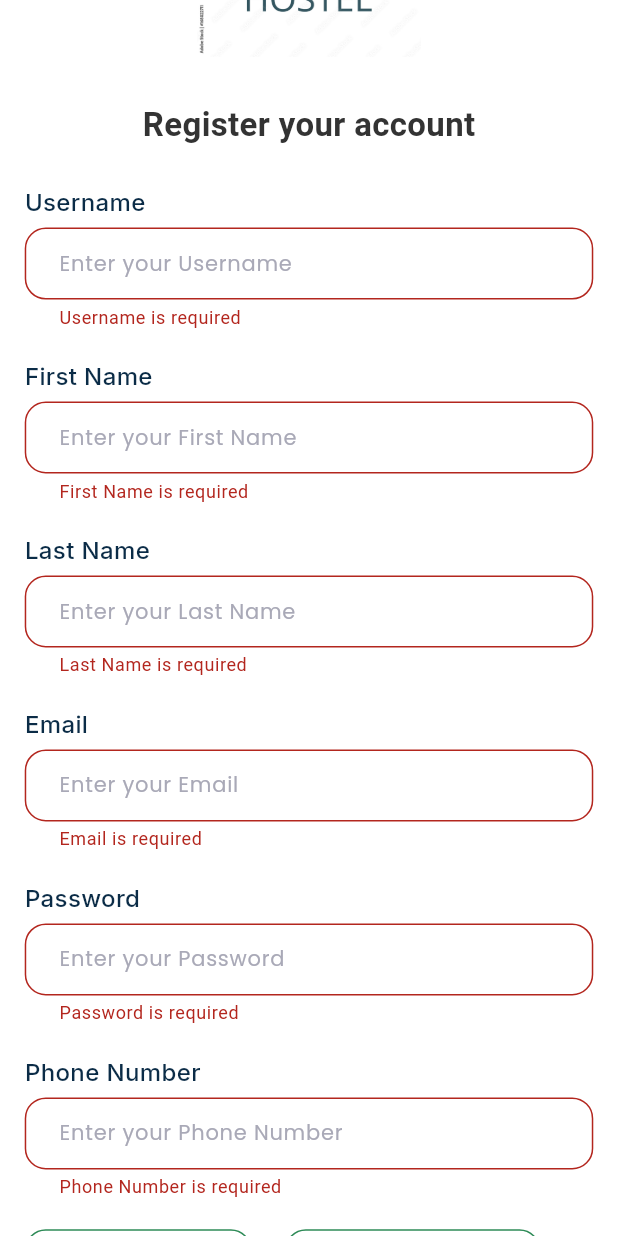
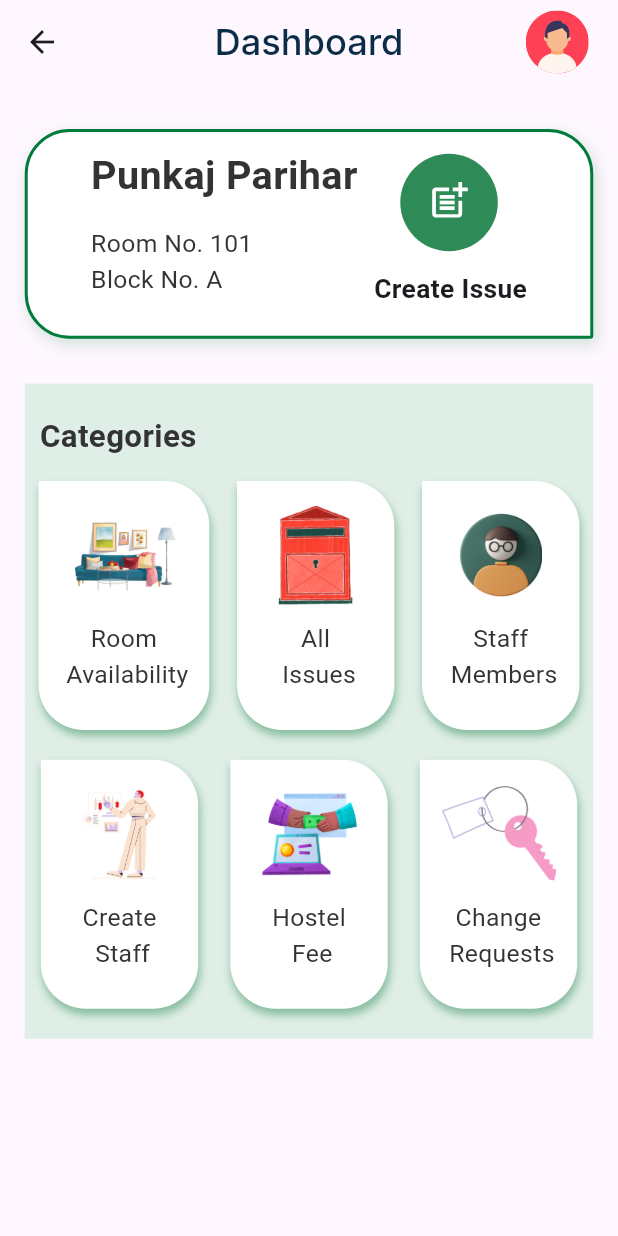
Before and after one commit to Ab5ullah/Hostel-Management-System, a Flutter app: the RegisterScreen screen opened directly, scrolled down 162 dp, after a tap on "Register", on a phone screen of 412 x 824 dp. Run offline on Flutter 3.47's test engine with Material 3 defaults, Android fonts, the phone set to English and light mode, and no system bars; our stand-ins replace flutter_screenutil, flutter_svg, google_fonts.

Commit message:
fourth commit

```diff
--- a/lib/common/constant.dart
+++ b/lib/common/constant.dart
@@ -5,7 +5,7 @@ class AppConstants {
   static const bed = 'assets/bed.png';
   static const profile = 'assets/profile.svg';
   static const createIssue = 'assets/create_issue.svg';
-  static const roomAvailability = 'assets/room-availability.png';
+  static const roomAvailability = 'assets/room_availability.png';
   static const allIssues = 'assets/all_issues.png';
   static const createStaff = 'assets/create_staff.png';
   static const hostelFee = 'assets/hostel_fees.png';
--- a/lib/features/auth/screens/register_screen.dart
+++ b/lib/features/auth/screens/register_screen.dart
@@ -4,6 +4,7 @@ import 'package:hostel_management_system/common/constant.dart';
 import 'package:hostel_management_system/common/custom_text_field.dart';
 import 'package:hostel_management_system/common/spacing.dart';
 import 'package:hostel_management_system/features/auth/widgets/custom_button.dart';
+import 'package:hostel_management_system/home/screen/home_screen.dart';
 import 'package:hostel_management_system/theme/colors.dart';
 import 'package:hostel_management_system/theme/text_theme.dart';
 
@@ -241,7 +242,7 @@ class _RegisterScreenState extends State<RegisterScreen> {
                           ],
                         ),
                       ),
-                      widthSpacer(20),
+                      widthSpacer(30),
                       Container(
                         height: 50.h,
                         decoration: ShapeDecoration(
@@ -288,9 +289,17 @@ class _RegisterScreenState extends State<RegisterScreen> {
                     buttonText: 'Register',
                     buttonColor: Colors.white,
                     onTap: () {
-                      if (_formkey.currentState!.validate()) {
-                        //           print("validated!");
-                      }
+                      print(selectedBlock);
+                      print(selectedRoom);
+                      // if (_formkey.currentState!.validate()) {
+
+                      // }
+                      Navigator.push(
+                        context,
+                        MaterialPageRoute(
+                          builder: (context) => const HomeScreen(),
+                        ),
+                      );
                     },
                     size: 16,
                   )
--- /dev/null
+++ b/lib/features/auth/widgets/category_card.dart
@@ -0,0 +1,62 @@
+import 'package:flutter/material.dart';
+import 'package:flutter_screenutil/flutter_screenutil.dart';
+import 'package:hostel_management_system/common/spacing.dart';
+
+class CategoryCard extends StatelessWidget {
+  String category;
+  String image;
+  VoidCallback onTap;
+  CategoryCard({
+    super.key,
+    required this.category,
+    required this.image,
+    required this.onTap,
+  });
+
+  @override
+  Widget build(BuildContext context) {
+    return InkWell(
+      onTap: onTap,
+      child: Container(
+        padding: EdgeInsets.all(14),
+        decoration: const ShapeDecoration(
+          color: Colors.white,
+          shape: RoundedRectangleBorder(
+            borderRadius: BorderRadius.only(
+              topRight: Radius.circular(30),
+              bottomLeft: Radius.circular(30),
+              bottomRight: Radius.circular(30),
+            ),
+          ),
+          shadows: [
+            BoxShadow(
+              color: Color(0x7f2e8b57),
+              blurRadius: 4,
+              offset: Offset(1, 4),
+              spreadRadius: 0,
+            )
+          ],
+        ),
+        child: Column(
+          children: [
+            SizedBox(
+              height: 70.h,
+              width: 70.w,
+              child: Image.asset(image),
+            ),
+            heightSpacer(10),
+            Text(
+              category,
+              textAlign: TextAlign.center,
+              style: TextStyle(
+                color: Color(0xff333333),
+                fontSize: 15.sp,
+              ),
+            ),
+            heightSpacer(10),
+          ],
+        ),
+      ),
+    );
+  }
+}
--- /dev/null
+++ b/lib/home/screen/home_screen.dart
@@ -0,0 +1,190 @@
+import 'package:flutter/material.dart';
+import 'package:flutter_screenutil/flutter_screenutil.dart';
+import 'package:flutter_svg/flutter_svg.dart';
+import 'package:hostel_management_system/common/constant.dart';
+import 'package:hostel_management_system/common/spacing.dart';
+import 'package:hostel_management_system/features/auth/widgets/category_card.dart';
+import 'package:hostel_management_system/theme/text_theme.dart';
+
+class HomeScreen extends StatefulWidget {
+  const HomeScreen({super.key});
+
+  @override
+  State<HomeScreen> createState() => _HomeScreenState();
+}
+
+class _HomeScreenState extends State<HomeScreen> {
+  @override
+  Widget build(BuildContext context) {
+    return Scaffold(
+      appBar: AppBar(
+        centerTitle: true,
+        actions: [
+          Padding(
+            padding: EdgeInsets.only(right: 15.w),
+            child: InkWell(
+              onTap: () {},
+              child: SvgPicture.asset(AppConstants.profile),
+            ),
+          ),
+        ],
+        title: Text(
+          "Dashboard",
+          style: AppTextTheme.kLabelStyle.copyWith(fontSize: 22.sp),
+        ),
+      ),
+      body: Padding(
+        padding: EdgeInsets.symmetric(
+          horizontal: 15.w,
+          vertical: 10.h,
+        ),
+        child: Column(
+          children: [
+            heightSpacer(20),
+            Container(
+              height: 140.h,
+              width: double.maxFinite,
+              decoration: const ShapeDecoration(
+                color: Colors.white,
+                shape: RoundedRectangleBorder(
+                  side: BorderSide(
+                    width: 2,
+                    color: Color(0xff007b3b),
+                  ),
+                  borderRadius: BorderRadius.only(
+                    topLeft: Radius.circular(30),
+                    topRight: Radius.circular(30),
+                    bottomLeft: Radius.circular(30),
+                    bottomRight: Radius.circular(2),
+                  ),
+                ),
+                shadows: [
+                  BoxShadow(
+                    color: Color(0x332e8b57),
+                    blurRadius: 8,
+                    offset: Offset(2, 4),
+                    spreadRadius: 0,
+                  )
+                ],
+              ),
+              child: Padding(
+                padding: const EdgeInsets.all(10),
+                child: Row(
+                  mainAxisAlignment: MainAxisAlignment.center,
+                  children: [
+                    Column(
+                      crossAxisAlignment: CrossAxisAlignment.start,
+                      children: [
+                        Text(
+                          "Punkaj Parihar",
+                          style: TextStyle(
+                            fontWeight: FontWeight.w700,
+                            color: Color(0xff333333),
+                            fontSize: 24.sp,
+                          ),
+                        ),
+                        heightSpacer(15),
+                        Text(
+                          "Room No. 101",
+                          style: TextStyle(
+                            color: Color(0xff333333),
+                            fontSize: 15.sp,
+                          ),
+                        ),
+                        Text(
+                          "Block No. A",
+                          style: TextStyle(
+                            color: Color(0xff333333),
+                            fontSize: 15.sp,
+                          ),
+                        ),
+                      ],
+                    ),
+                    widthSpacer(10),
+                    Column(
+                      children: [
+                        SvgPicture.asset(AppConstants.createIssue),
+                        Text(
+                          "Create Issue",
+                          style: TextStyle(
+                            fontSize: 16.sp,
+                            fontWeight: FontWeight.w700,
+                          ),
+                        )
+                      ],
+                    )
+                  ],
+                ),
+              ),
+            ),
+            heightSpacer(30),
+            Container(
+              width: double.maxFinite,
+              color: Color(0xff262eBb57),
+              child: Column(
+                crossAxisAlignment: CrossAxisAlignment.start,
+                children: [
+                  heightSpacer(20),
+                  Padding(
+                    padding: const EdgeInsets.only(left: 10),
+                    child: Text(
+                      "Categories",
+                      style: TextStyle(
+                        fontWeight: FontWeight.w700,
+                        color: Color(0xff333333),
+                        fontSize: 19.sp,
+                      ),
+                    ),
+                  ),
+                  heightSpacer(15),
+                  Row(
+                    mainAxisAlignment: MainAxisAlignment.spaceAround,
+                    children: [
+                      CategoryCard(
+                        category: "Room\n Availability",
+                        onTap: () {},
+                        image: AppConstants.roomAvailability,
+                      ),
+                      CategoryCard(
+                        category: "All\n Issues",
+                        onTap: () {},
+                        image: AppConstants.allIssues,
+                      ),
+                      CategoryCard(
+                        category: "Staff\n Members",
+                        onTap: () {},
+                        image: AppConstants.staffMember,
+                      ),
+                    ],
+                  ),
+                  heightSpacer(20),
+                  Row(
+                    mainAxisAlignment: MainAxisAlignment.spaceAround,
+                    children: [
+                      CategoryCard(
+                        category: "Create\n Staff",
+                        onTap: () {},
+                        image: AppConstants.createStaff,
+                      ),
+                      CategoryCard(
+                        category: "Hostel\n Fee",
+                        onTap: () {},
+                        image: AppConstants.hostelFee,
+                      ),
+                      CategoryCard(
+                        category: "Change\n Requests",
+                        onTap: () {},
+                        image: AppConstants.roomChange,
+                      ),
+                    ],
+                  ),
+                  heightSpacer(20),
+                ],
+              ),
+            )
+          ],
+        ),
+      ),
+    );
+  }
+}
--- a/pubspec.yaml
+++ b/pubspec.yaml
@@ -37,6 +37,7 @@ dependencies:
   cupertino_icons: ^1.0.6
   flutter_screenutil: ^5.9.3
   google_fonts: ^6.2.1
+  flutter_svg: ^2.0.10+1
 
 dev_dependencies:
   flutter_test:
```
Also changed, not shown: pubspec.lock.
